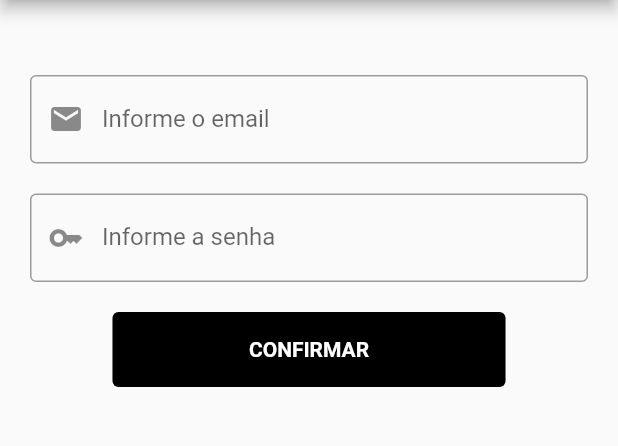
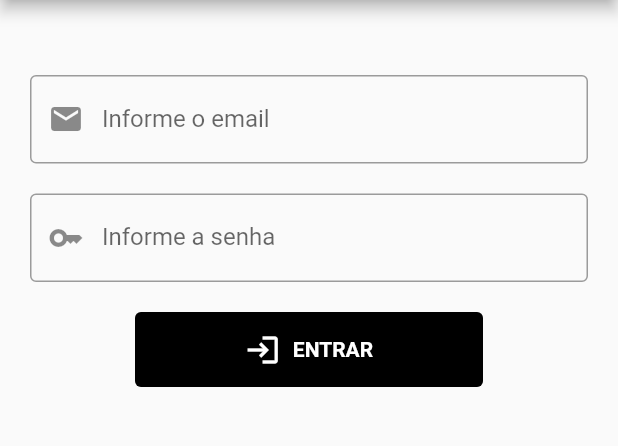
Before and after one commit to HunterXVD11/AppFinalFlutter, a Flutter app: the screen it shows after launch, on a phone screen of 412 x 824 dp, the part 84-530 px from its top. Run offline on Flutter 3.47's test engine with Material 2 defaults, Android fonts, the phone set to English and light mode, and no system bars; our stand-ins replace sqflite; missing offline and left inert: dart:ffi; accounts and stored records are empty.

Commit message:
Deixando botao bonito

```diff
--- a/loja_anuncios/lib/pages/Home.dart
+++ b/loja_anuncios/lib/pages/Home.dart
@@ -80,22 +80,29 @@ class _HomeState extends State<Home> {
               ),
             ),
             Padding(
-              padding: EdgeInsets.only(bottom: 20, left: 75, right: 75),
-              child: OutlinedButton(
+              padding: EdgeInsets.only(bottom: 20, left: 90, right: 90),
+              child: OutlinedButton.icon(
+                icon: Icon(
+                  Icons.login,
+                  color: Colors.white,
+                ),
                 style: OutlinedButton.styleFrom(
                     minimumSize: const Size(0, 50),
                     backgroundColor: Colors.black),
                 onPressed: () {
                   print(_controllerEmail.text);
-                    Navigator.push(context, MaterialPageRoute(
+                  Navigator.push(
+                      context,
+                      MaterialPageRoute(
                         builder: (context) => Cadastro(),
                       ));
                 },
-                  child: Text(
-                    "CONFIRMAR",
+                label: Text(
+                  "ENTRAR",
                   style: const TextStyle(
                       fontWeight: FontWeight.bold, color: Colors.white),
-                  )),
+                ),
+              ),
             )
           ],
         ),
```
Lines whose indentation alone changed are shown as unchanged.
